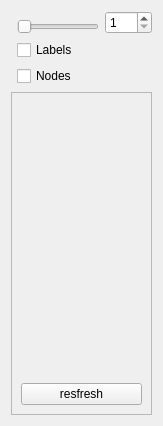
Old version of the form viewer_3d/viewer_3d_controls.ui in the repository Oslandia/albion.
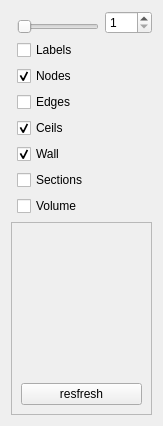
New version of the form. Icons and pictures are not drawn.

```diff
--- a/viewer_3d/viewer_3d_controls.ui
+++ b/viewer_3d/viewer_3d_controls.ui
@@ -78,11 +78,11 @@
       <string>Nodes</string>
      </property>
      <property name="checked">
-      <bool>false</bool>
+      <bool>true</bool>
      </property>
     </widget>
    </item>
-   <item row="11" column="0" colspan="3">
+   <item row="16" column="0" colspan="3">
     <widget class="QScrollArea" name="scrollArea">
      <property name="frameShadow">
       <enum>QFrame::Plain</enum>
@@ -96,7 +96,7 @@
         <x>0</x>
         <y>0</y>
         <width>143</width>
-        <height>305</height>
+        <height>177</height>
        </rect>
       </property>
       <layout class="QGridLayout" name="gridLayout_2">
@@ -127,6 +127,50 @@
      </widget>
     </widget>
    </item>
+   <item row="11" column="1">
+    <widget class="QCheckBox" name="edgesCheckBox">
+     <property name="text">
+      <string>Edges</string>
+     </property>
+     <property name="checked">
+      <bool>false</bool>
+     </property>
+    </widget>
+   </item>
+   <item row="15" column="1">
+    <widget class="QCheckBox" name="volumesCheckBox">
+     <property name="text">
+      <string>Volume</string>
+     </property>
+    </widget>
+   </item>
+   <item row="12" column="1">
+    <widget class="QCheckBox" name="ceilsCheckBox">
+     <property name="text">
+      <string>Ceils</string>
+     </property>
+     <property name="checked">
+      <bool>true</bool>
+     </property>
+    </widget>
+   </item>
+   <item row="13" column="1">
+    <widget class="QCheckBox" name="wallsCheckBox">
+     <property name="text">
+      <string>Wall</string>
+     </property>
+     <property name="checked">
+      <bool>true</bool>
+     </property>
+    </widget>
+   </item>
+   <item row="14" column="1">
+    <widget class="QCheckBox" name="sectionsCheckBox">
+     <property name="text">
+      <string>Sections</string>
+     </property>
+    </widget>
+   </item>
   </layout>
  </widget>
  <resources/>
```
Left out of the diff: 2 changed lines with no effect on the pictures.
